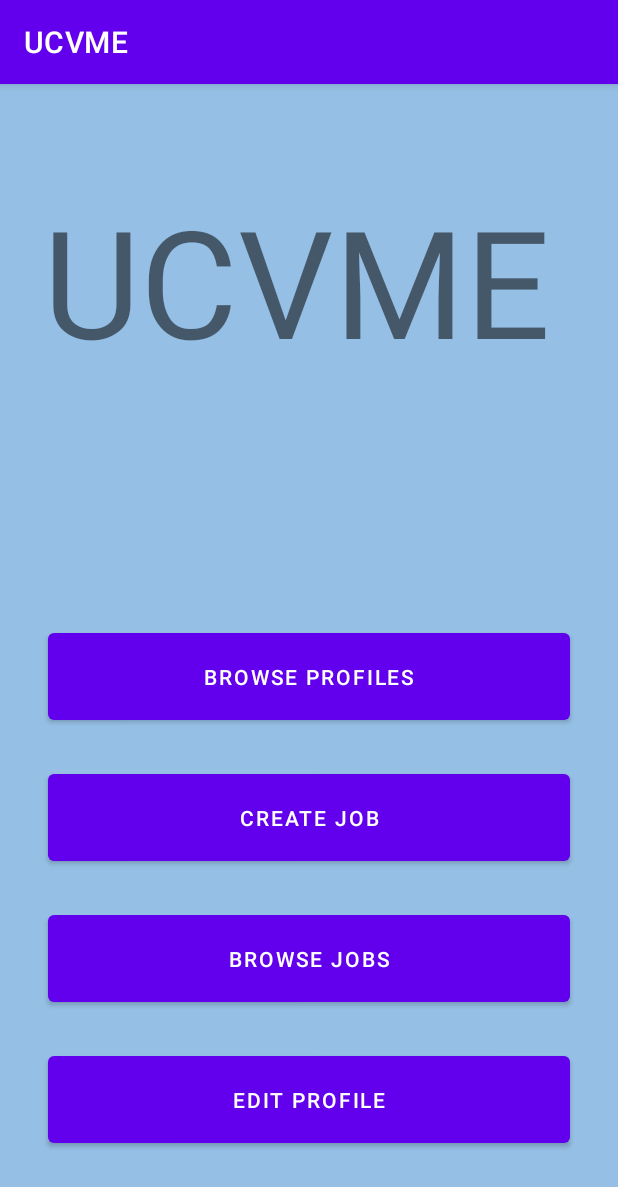
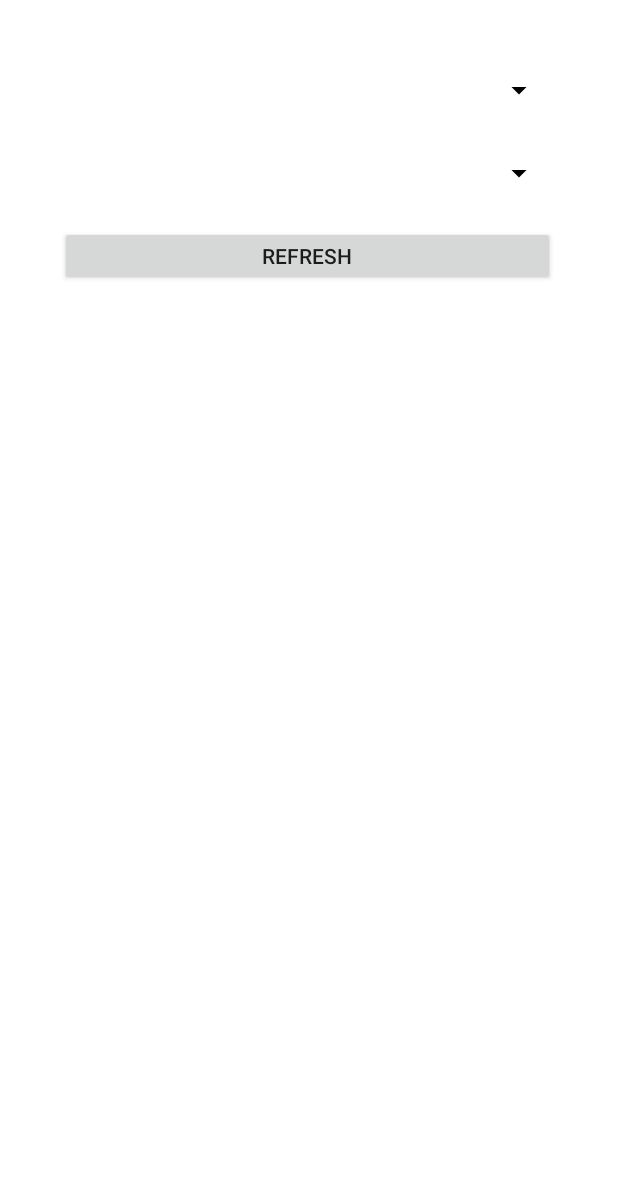
Before and after one commit to JamieHeffernan/UCVME, an Android app: the screen it shows after launch (MainActivity before the commit, BrowseJobs after it), on a phone screen of 412 x 824 dp. Shown: the top 1187 px of the screen. Run offline under Robolectric (Android 15) with nearby library versions, the phone set to English and light mode, and no system bars.

Commit message:
Initial layouts -> browsing,creat job ad, missing user profile

```diff
--- /dev/null
+++ b/app/src/main/java/com/example/ucvme/BrowseJobs.java
@@ -0,0 +1,17 @@
+package com.example.ucvme;
+
+import android.app.Activity;
+import android.os.Bundle;
+
+public class BrowseJobs extends Activity {
+
+
+    protected void onCreate(Bundle savedInstanceState) {
+        super.onCreate(savedInstanceState);
+        setContentView(R.layout.browse_jobs);
+
+
+
+    }
+
+}
--- /dev/null
+++ b/app/src/main/res/layout/browse_jobs.xml
@@ -0,0 +1,48 @@
+<?xml version="1.0" encoding="utf-8"?>
+<LinearLayout xmlns:android="http://schemas.android.com/apk/res/android"
+    android:layout_width="match_parent"
+    android:layout_height="match_parent"
+    android:orientation="vertical">
+
+    <!-- Location dropdown -->
+    <Spinner
+        android:id="@+id/location"
+        android:prompt="@string/location_prompt"
+        android:backgroundTint="#000"
+        android:layout_width="330dp"
+        android:layout_height="40dp"
+        android:layout_marginLeft="40dp"
+        android:layout_marginTop="40dp"
+        android:layout_below="@+id/county"
+        />
+
+    <!-- Job type dropdown -->
+    <Spinner
+        android:id="@+id/jobType"
+        android:prompt="@string/job_type_prompt"
+        android:backgroundTint="#000"
+        android:layout_width="330dp"
+        android:layout_height="40dp"
+        android:layout_marginLeft="40dp"
+        android:layout_marginTop="15dp"
+        android:layout_below="@+id/location"
+        />
+
+    <!-- Refresh button -->
+    <Button
+        android:id="@+id/button1"
+        android:layout_width="330dp"
+        android:layout_height="40dp"
+        android:text="REFRESH"
+        android:layout_marginLeft="40dp"
+        android:layout_marginTop="15dp"/>
+
+    <!-- List view for profiles -->
+    <ListView
+        android:id="@+id/list"
+        android:layout_width="330dp"
+        android:layout_height="460dp"
+        android:layout_marginLeft="40dp"
+        android:layout_marginTop="20dp" />
+
+</LinearLayout>
--- a/app/src/main/res/values/strings.xml
+++ b/app/src/main/res/values/strings.xml
@@ -1,3 +1,6 @@
 <resources>
     <string name="app_name">UCVME</string>
+    <string name="county_prompt">Select county</string>
+    <string name="location_prompt">Select location</string>
+    <string name="job_type_prompt">Job type</string>
 </resources>
```
Also changed, not shown: app/src/main/AndroidManifest.xml (+45 -0 lines), app/src/main/java/com/example/ucvme/BrowseProfiles.java (added, +14 -0 lines), app/src/main/java/com/example/ucvme/CreateJob.java (added, +34 -0 lines), app/src/main/java/com/example/ucvme/MainActivity.java (+46 -0 lines), app/src/main/res/layout/browse_profiles.xml (added, +48 -0 lines), app/src/main/res/layout/create_job.xml (added, +75 -0 lines), app/src/main/res/layout/row_jobs.xml (added, +89 -0 lines), app/src/main/res/layout/row_profiles.xml (added, +49 -0 lines), 1 other file.
